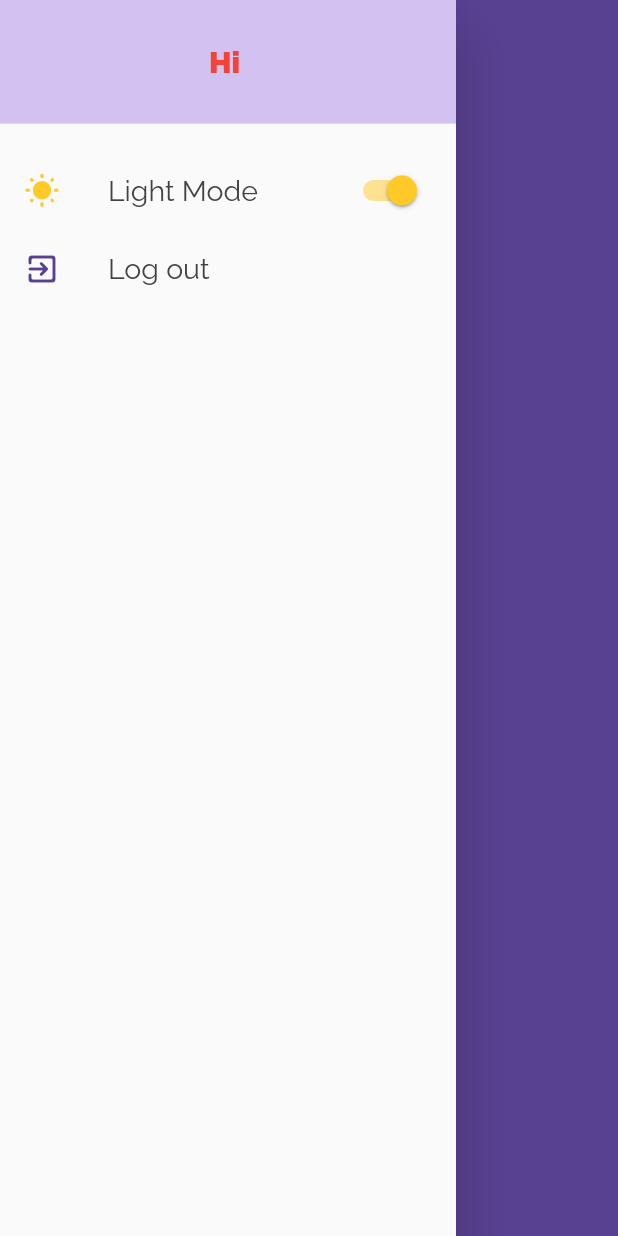
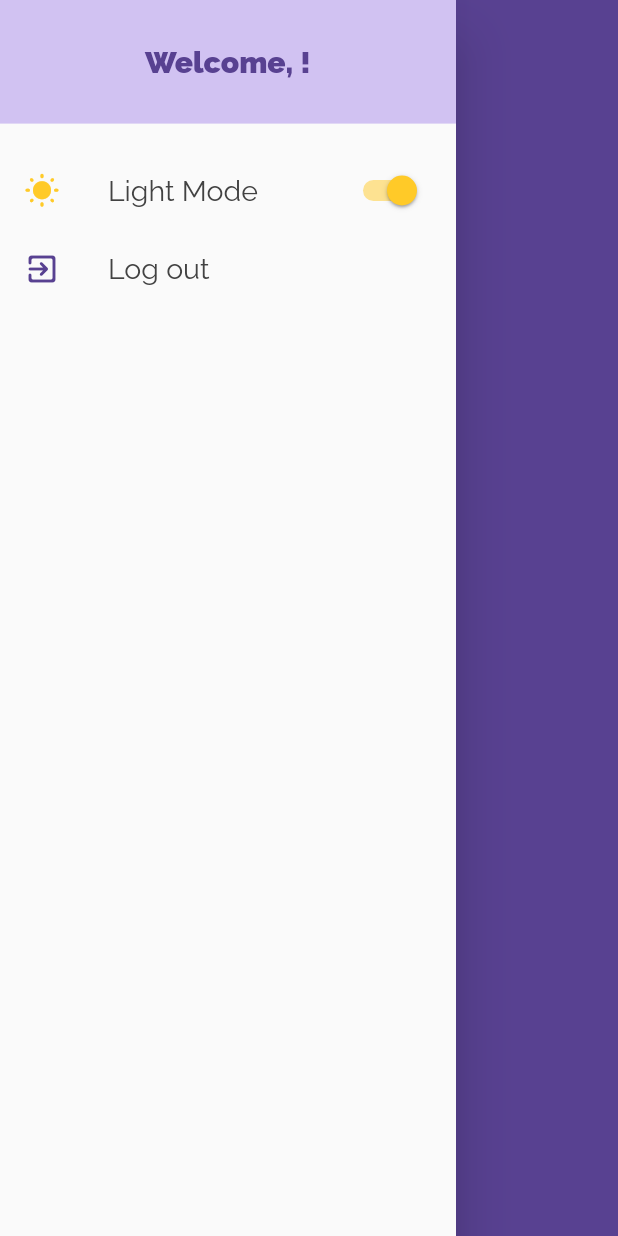
Before and after one commit to KaveenE/Orbital-SimplyMeet, a Flutter app: the DrawerView widget shown alone on an empty page, opened directly, on a phone screen of 412 x 824 dp. Run offline on Flutter 3.47's test engine with Material 2 defaults, Android fonts, the phone set to English and light mode, and no system bars; our stand-ins replace awesome_dialog, cloud_firestore, firebase_auth, firebase_core, flutter_colorpicker, flutter_form_builder and 8 more; missing offline and left inert: navigation_history_observer; accounts and stored records are empty; project files that could hold a hidden picture were left out.

Commit message:
Fixed issue of different shade of purple

```diff
--- a/simply_meet/lib/core/ui/views/drawer_view.dart
+++ b/simply_meet/lib/core/ui/views/drawer_view.dart
@@ -23,8 +23,12 @@ class DrawerView extends StatelessWidget {
               color: theme(context).accentColor,
               child: Center(
                 child: Text(
-                  "Hi ${auth.currentUser()!.displayName}",
-                  style: TextStyle(fontSize: 20, fontWeight: FontWeight.w900),
+                  "Welcome, ${auth.currentUser()!.displayName}!",
+                  style: TextStyle(
+                    fontSize: 20,
+                    fontWeight: FontWeight.w900,
+                    color: theme(context).primaryColor,
+                  ),
                 ),
               ),
             ),
--- a/simply_meet/lib/core/ui/views/tabs_all_views.dart
+++ b/simply_meet/lib/core/ui/views/tabs_all_views.dart
@@ -61,7 +61,6 @@ class TabsAllViews extends StatelessWidget {
                   onTap: tabsAllViewModel.setIndex,
                   backgroundColor: themeProvider.themeType.backgroundColor,
                   showUnselectedLabels: false,
-                  //selectedItemColor: Colors.grey.shade900,
                   items: viewMappings
                       .map(
                         (map) => BottomNavigationBarItem(
--- a/simply_meet/lib/shared/utility/themes.dart
+++ b/simply_meet/lib/shared/utility/themes.dart
@@ -16,7 +16,7 @@ class MyThemes {
   static const ACCENT_PURPLE = Color(0xffd1c2f2);
 
   static final lightTheme = ThemeData(
-    primarySwatch: Colors.purple,
+    primarySwatch: Colors.deepPurple,
     primaryColor: MINIMAL_PURPLE,
     scaffoldBackgroundColor: MINIMAL_PURPLE,
     backgroundColor: Colors.white,
@@ -49,14 +49,13 @@ class MyThemes {
             color: Colors.grey.shade800,
             decoration: TextDecoration.underline,
           ),
-
         ),
   );
 
   static final darkTheme = lightTheme.copyWith(
     brightness: Brightness.dark,
-    scaffoldBackgroundColor: Colors.grey[900],
-    backgroundColor: Colors.grey[900],
-    canvasColor: Colors.grey[900],
+    scaffoldBackgroundColor: Colors.grey.shade900,
+    backgroundColor: Colors.grey.shade900,
+    canvasColor: Colors.grey.shade900,
   );
 }
```
